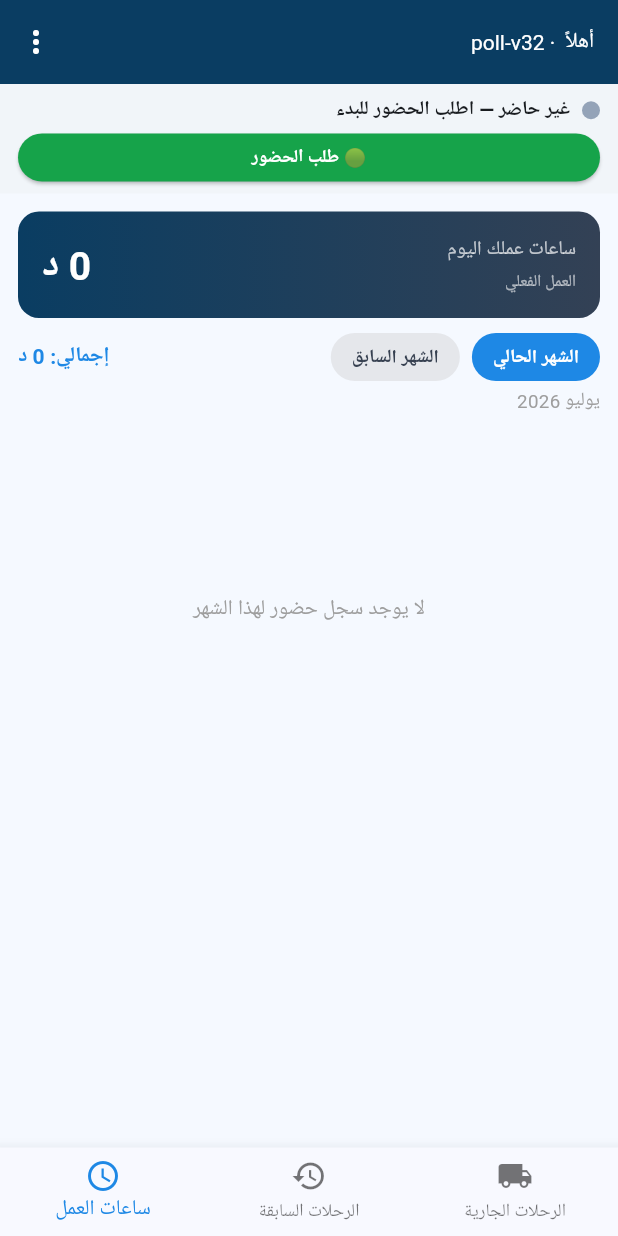
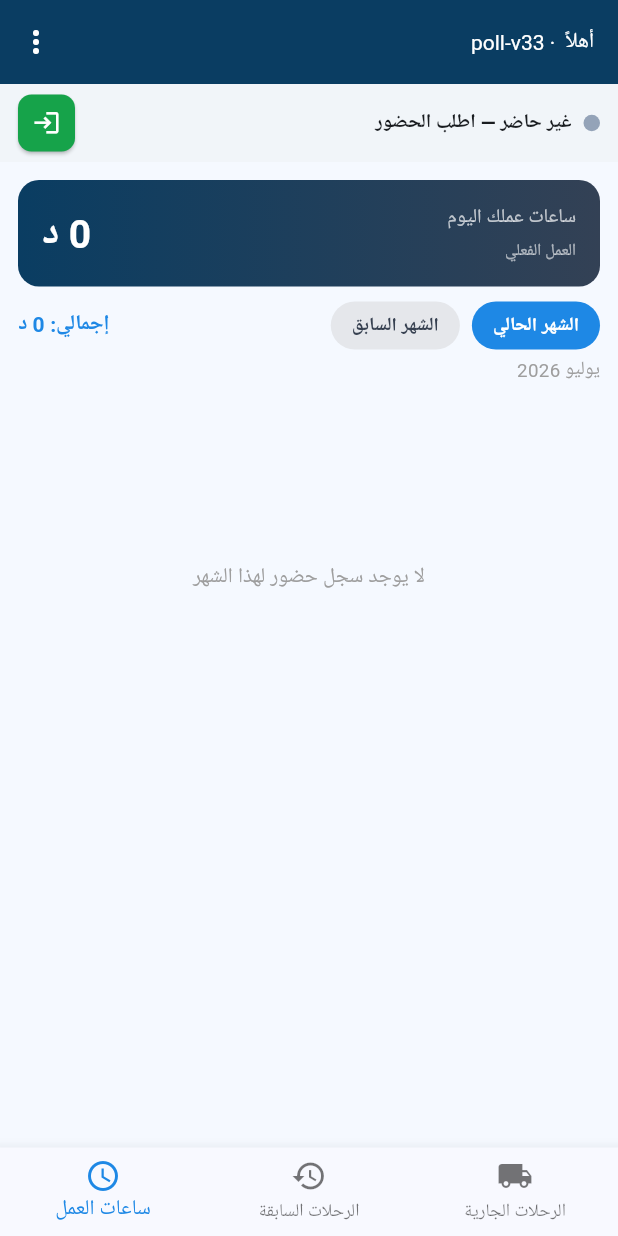
Before and after one commit to drebrahimhamdy30-web/phalix-driver-app, a Flutter app: the HomeScreen screen opened directly, item 3 of the bottom bar chosen, on a phone screen of 412 x 824 dp. Run offline on Flutter 3.47's test engine with Material 3 defaults, Android fonts, the phone set to English and light mode, and no system bars; our stand-ins replace audioplayers, firebase_core, flutter_local_notifications, geolocator, shared_preferences, vibration; missing offline and left inert: flutter_foreground_task, ota_update; accounts and stored records are empty; network calls fail.

Commit message:
perf(driver): optimistic/background reload + fire-and-forget logs (snappier actions); compact square attendance buttons next to rank — v33
Co-Authored-By: Claude Opus 4.8 <noreply@anthropic.com>
Claude-Session: https://claude.ai/code/session_01DknHvmzebq6FuerfPXNK9h

```diff
--- a/lib/attendance_view.dart
+++ b/lib/attendance_view.dart
@@ -182,57 +182,57 @@ class AttendanceBarState extends State<AttendanceBar> {
     if (isPending) {
       bg = const Color(0xFFfef9c3);
       dot = const Color(0xFFca8a04);
-      const labels = {
-        'online_request': 'طلب الحضور قيد الموافقة',
-        'break_request': 'طلب الاستراحة قيد الموافقة',
-        'offline_request': 'طلب الانصراف قيد الموافقة',
-      };
-      label = labels[st] ?? 'قيد الموافقة';
+      label = 'بانتظار موافقة الإدارة';
     } else if (st == 'online') {
       bg = const Color(0xFFdcfce7);
       dot = const Color(0xFF16a34a);
-      label = 'أنت حاضر — جاهز للعمل';
+      label = 'حاضر — جاهز للعمل';
       actions = [
-        _btn('☕ استراحة', const Color(0xFFca8a04), () => _request('break')),
-        _btn('🔴 انصراف', const Color(0xFFdc2626), () => _request('offline')),
+        _squareBtn(Icons.free_breakfast, const Color(0xFFca8a04), 'استراحة',
+            () => _request('break')),
+        _squareBtn(Icons.logout, const Color(0xFFdc2626), 'انصراف',
+            () => _request('offline')),
       ];
     } else if (st == 'break') {
       bg = const Color(0xFFfef9c3);
       dot = const Color(0xFFca8a04);
       label = 'في استراحة';
       actions = [
-        _btn('▶️ إنهاء الاستراحة', const Color(0xFF16a34a), _endBreakManual),
+        _squareBtn(Icons.play_arrow, const Color(0xFF16a34a),
+            'إنهاء الاستراحة', _endBreakManual),
       ];
     } else {
       bg = const Color(0xFFf1f5f9);
       dot = const Color(0xFF94a3b8);
-      label = 'غير حاضر — اطلب الحضور للبدء';
+      label = 'غير حاضر — اطلب الحضور';
       actions = [
-        _btn('🟢 طلب الحضور', const Color(0xFF16a34a), () => _request('online')),
+        _squareBtn(Icons.login, const Color(0xFF16a34a), 'طلب الحضور',
+            () => _request('online')),
       ];
     }
 
+    // كله في سطر واحد مرتّب: الحالة يمين — والأزرار المربعة والدور شمال
     return Container(
       width: double.infinity,
       color: bg,
-      padding: const EdgeInsets.fromLTRB(12, 8, 12, 8),
-      child: Column(
-        crossAxisAlignment: CrossAxisAlignment.stretch,
-        children: [
-          Row(
+      padding: const EdgeInsets.fromLTRB(12, 7, 12, 7),
+      child: Row(
         children: [
           Container(
-                width: 12,
-                height: 12,
+            width: 11,
+            height: 11,
             decoration: BoxDecoration(color: dot, shape: BoxShape.circle),
           ),
           const SizedBox(width: 8),
           Expanded(
             child: Text(label,
+                maxLines: 1,
+                overflow: TextOverflow.ellipsis,
                 style: const TextStyle(
                     fontWeight: FontWeight.bold, fontSize: 13)),
           ),
-              if (_timerText.isNotEmpty)
+          if (_timerText.isNotEmpty) ...[
+            const SizedBox(width: 6),
             Text(_timerText,
                 style: TextStyle(
                     fontWeight: FontWeight.bold,
@@ -240,30 +240,15 @@ class AttendanceBarState extends State<AttendanceBar> {
                     color: st == 'break'
                         ? const Color(0xFFb45309)
                         : const Color(0xFF15803d))),
-              if (_busy)
-                const Padding(
-                  padding: EdgeInsets.only(right: 8),
-                  child: SizedBox(
+          ],
+          for (final a in actions) ...[const SizedBox(width: 6), a],
+          if (_rank != null) ...[const SizedBox(width: 6), _rankChip()],
+          if (_busy) ...[
+            const SizedBox(width: 8),
+            const SizedBox(
                 width: 14,
                 height: 14,
                 child: CircularProgressIndicator(strokeWidth: 2)),
-                ),
-            ],
-          ),
-          if (actions.isNotEmpty || _rank != null) ...[
-            const SizedBox(height: 6),
-            Row(
-              children: [
-                for (int i = 0; i < actions.length; i++) ...[
-                  if (i > 0) const SizedBox(width: 6),
-                  Expanded(child: actions[i]),
-                ],
-                if (_rank != null) ...[
-                  if (actions.isNotEmpty) const SizedBox(width: 8),
-                  _rankChip(),
-                ],
-              ],
-            ),
           ],
         ],
       ),
@@ -294,18 +279,25 @@ class AttendanceBarState extends State<AttendanceBar> {
     );
   }
 
-  Widget _btn(String text, Color color, VoidCallback onTap) {
-    return SizedBox(
-      height: 32,
+  // زر مربّع صغير بأيقونة (مع tooltip للاسم) — يقعد جنب الدور في نفس السطر
+  Widget _squareBtn(
+      IconData icon, Color color, String tip, VoidCallback onTap) {
+    return Tooltip(
+      message: tip,
+      child: SizedBox(
+        width: 38,
+        height: 38,
         child: ElevatedButton(
           onPressed: _busy ? null : onTap,
           style: ElevatedButton.styleFrom(
               backgroundColor: color,
               foregroundColor: Colors.white,
-            padding: const EdgeInsets.symmetric(horizontal: 4),
+              padding: EdgeInsets.zero,
+              shape: RoundedRectangleBorder(
+                  borderRadius: BorderRadius.circular(9)),
               tapTargetSize: MaterialTapTargetSize.shrinkWrap),
-        child: Text(text,
-            style: const TextStyle(fontWeight: FontWeight.w700, fontSize: 12)),
+          child: Icon(icon, size: 19),
+        ),
       ),
     );
   }
--- a/lib/config.dart
+++ b/lib/config.dart
@@ -31,7 +31,7 @@ class Config {
   static const String appSecret =
       '87bcac4b4da9317f3b8716e6af9269533f8e2228cc0db43b';
   // رقم إصدار داخلي للتشخيص
-  static const String appVersion = 'poll-v32';
+  static const String appVersion = 'poll-v33';
   // رقم البناء (يُقارن بآخر نسخة منشورة لعرض رسالة التحديث)
   static const int appBuild = 32;
   // كل كام ثانية تسحب الخدمة الطلبات الجديدة
--- a/lib/trips_view.dart
+++ b/lib/trips_view.dart
@@ -106,9 +106,9 @@ class TripsViewState extends State<TripsView> {
     super.dispose();
   }
 
-  Future<void> load() async {
+  Future<void> load({bool background = false}) async {
     if (!mounted) return;
-    setState(() => _loading = true);
+    if (!background) setState(() => _loading = true);
     final board =
         await Api.loadBoard(widget.driverId, widget.branchId, widget.jwt);
     _locSettings ??=
@@ -162,7 +162,7 @@ class TripsViewState extends State<TripsView> {
     try {
       await action();
     } catch (_) {}
-    await load();
+    await load(background: true);
     if (mounted) setState(() => _busy = false);
   }
 
@@ -185,11 +185,11 @@ class TripsViewState extends State<TripsView> {
           await _showBalanceNotice([ord]);
         }
         await Api.pickupOrder(id, widget.jwt);
-        await Api.logOrder(id, 'order_picked', _buildPickupLog(res),
-            widget.driverId, widget.driverName, widget.jwt);
+        unawaited(Api.logOrder(id, 'order_picked', _buildPickupLog(res),
+            widget.driverId, widget.driverName, widget.jwt));
       }
     } catch (_) {}
-    await load();
+    await load(background: true);
     if (mounted) setState(() => _busy = false);
   }
 
@@ -228,12 +228,12 @@ class TripsViewState extends State<TripsView> {
         await Api.pickupAll(ids, widget.jwt);
         final log = _buildPickupLog(res, bulk: true);
         for (final id in ids) {
-          await Api.logOrder(id, 'order_picked', log, widget.driverId,
-              widget.driverName, widget.jwt);
+          unawaited(Api.logOrder(id, 'order_picked', log, widget.driverId,
+              widget.driverName, widget.jwt));
         }
       }
     } catch (_) {}
-    await load();
+    await load(background: true);
     if (mounted) setState(() => _busy = false);
   }
 
@@ -876,8 +876,8 @@ class TripsViewState extends State<TripsView> {
       btns.add(_smallBtn('🔄 حاول تاني', const Color(0xFF16a34a),
           () => _run(() async {
                 await Api.retryOrder(id, widget.jwt);
-                await Api.logOrder(id, 'order_picked', {'retry': true},
-                    widget.driverId, widget.driverName, widget.jwt);
+                unawaited(Api.logOrder(id, 'order_picked', {'retry': true},
+                    widget.driverId, widget.driverName, widget.jwt));
               })));
     }
     if (btns.isEmpty) return const SizedBox.shrink();
@@ -1140,7 +1140,7 @@ class TripsViewState extends State<TripsView> {
         await Api.deliverOrder(
             id, pay, amt, note.isEmpty ? null : note, widget.jwt,
             lat: dloc?['lat'], lng: dloc?['lng']);
-        await Api.logOrder(
+        unawaited(Api.logOrder(
             id,
             'order_delivered',
             {
@@ -1151,7 +1151,7 @@ class TripsViewState extends State<TripsView> {
             },
             widget.driverId,
             widget.driverName,
-            widget.jwt);
+            widget.jwt));
       });
     }
   }
@@ -1204,9 +1204,9 @@ class TripsViewState extends State<TripsView> {
       await _run(() async {
         await Api.failOrder(
             id, reason!, note.isEmpty ? null : note, attempt, widget.jwt);
-        await Api.logOrder(id, 'order_postponed',
+        unawaited(Api.logOrder(id, 'order_postponed',
             {'reason': reason, 'kept_in_trip': true},
-            widget.driverId, widget.driverName, widget.jwt);
+            widget.driverId, widget.driverName, widget.jwt));
       });
     }
   }
@@ -1264,9 +1264,9 @@ class TripsViewState extends State<TripsView> {
           }
         }
         for (final oid in failed) {
-          await Api.logOrder(oid, 'order_postponed',
+          unawaited(Api.logOrder(oid, 'order_postponed',
               {'released_on_trip_complete': true},
-              widget.driverId, widget.driverName, widget.jwt);
+              widget.driverId, widget.driverName, widget.jwt));
         }
       }
       await Api.completeDelivered(delivered, widget.jwt);
--- a/pubspec.yaml
+++ b/pubspec.yaml
@@ -1,7 +1,7 @@
 name: phalix_driver
 description: Phalix Driver - تطبيق سائق التوصيل
 publish_to: 'none'
-version: 2.0.0+32
+version: 2.0.0+33
 
 environment:
   sdk: '>=3.4.0 <4.0.0'
```
Lines whose indentation alone changed are shown as unchanged.
